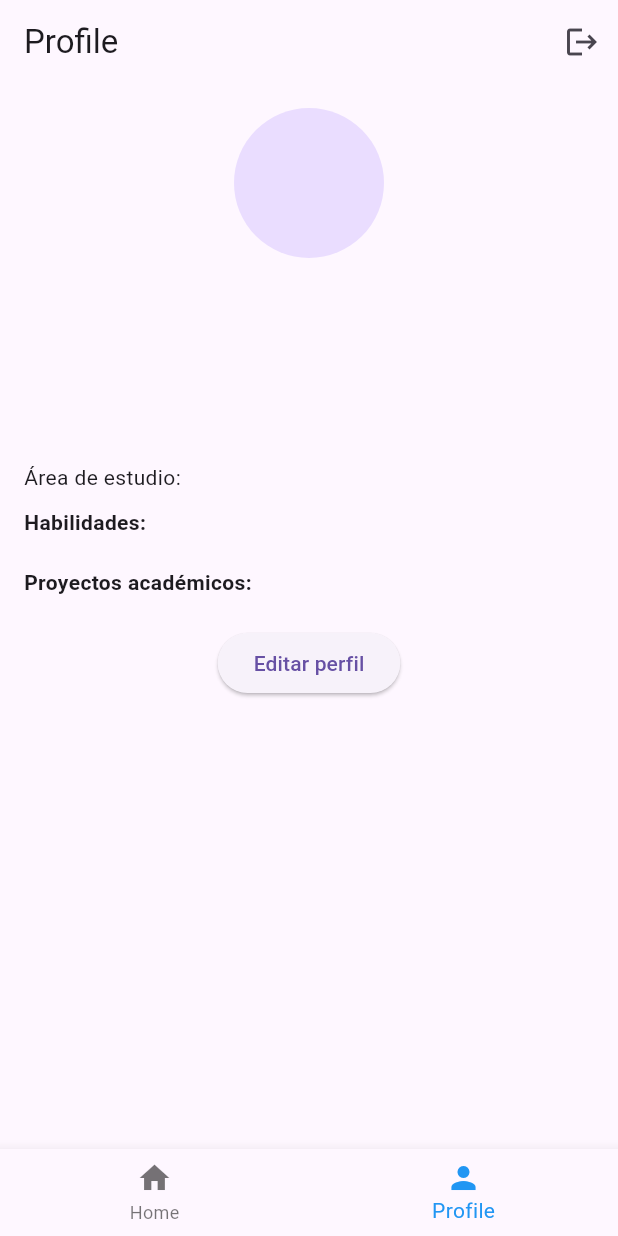
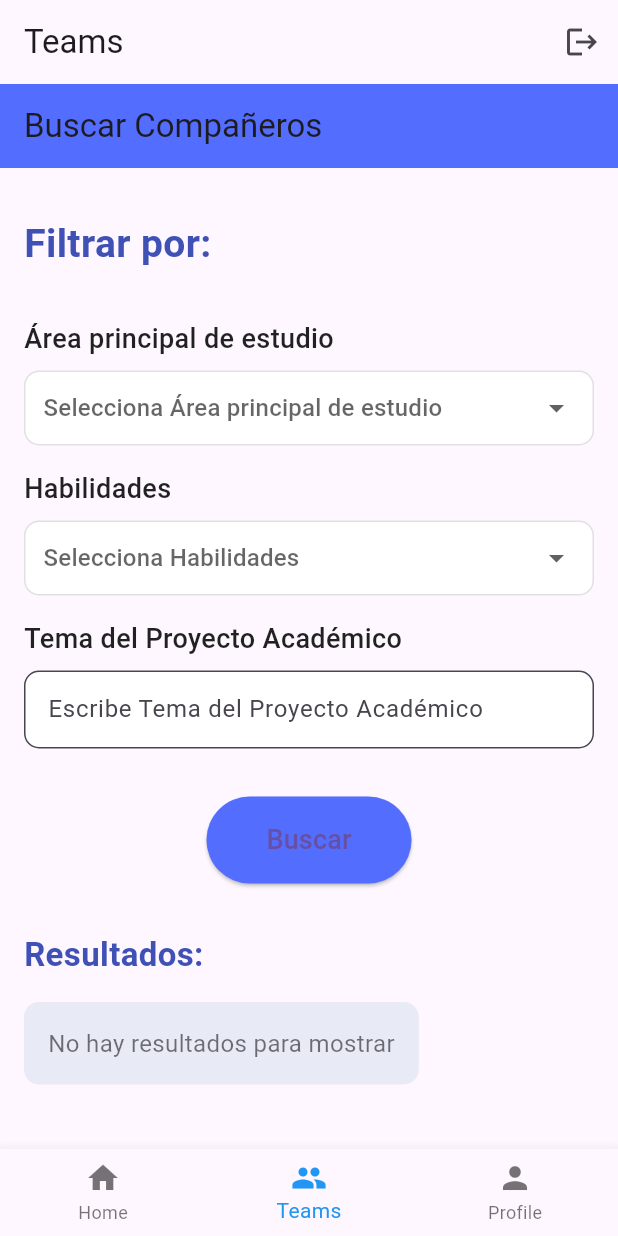
Before and after one commit to Edriplx/UnitConnect, a Flutter app: the screen it shows once a user with an empty profile is signed in, item 2 of the bottom bar chosen, on a phone screen of 412 x 824 dp. Run offline on Flutter 3.47's test engine with Material 3 defaults, Android fonts, the phone set to English and light mode, and no system bars; our stand-ins replace cloud_firestore, firebase_auth, firebase_core, image_picker; accounts and stored records are empty.

Commit message:
Busqueda de Compañeros

```diff
--- a/lib/views/home.dart
+++ b/lib/views/home.dart
@@ -1,7 +1,8 @@
 import 'package:flutter/material.dart';
 import 'package:firebase_auth/firebase_auth.dart';
 import 'package:unitconnect/views/auth_view.dart';
-import 'package:unitconnect/views/usuario/profile_view.dart'; // Make sure to import your ProfileView
+import 'package:unitconnect/views/usuario/profile_view.dart';
+import 'package:unitconnect/views/teams/search_team.dart'; // Importa la nueva vista
 
 class HomePage extends StatefulWidget {
   @override
@@ -13,6 +14,7 @@ class _HomePageState extends State<HomePage> {
 
   static List<Widget> _widgetOptions = <Widget>[
     HomeContent(),
+    SearchTeamView(), // Nueva vista de búsqueda
     ProfileView(),
   ];
 
@@ -26,7 +28,11 @@ class _HomePageState extends State<HomePage> {
   Widget build(BuildContext context) {
     return Scaffold(
       appBar: AppBar(
-        title: Text(_selectedIndex == 0 ? 'Home' : 'Profile'),
+        title: Text(_selectedIndex == 0
+            ? 'Home'
+            : _selectedIndex == 1
+                ? 'Teams'
+                : 'Profile'),
         actions: [
           IconButton(
             icon: Icon(Icons.logout),
@@ -51,6 +57,10 @@ class _HomePageState extends State<HomePage> {
           BottomNavigationBarItem(
             icon: Icon(Icons.home),
             label: 'Home',
+          ),
+          BottomNavigationBarItem(
+            icon: Icon(Icons.group),
+            label: 'Teams', // Etiqueta para la nueva sección
           ),
           BottomNavigationBarItem(
             icon: Icon(Icons.person),
@@ -114,5 +124,3 @@ class HomeContent extends StatelessWidget {
     );
   }
 }
-
-// The rest of your code (TabBarSection, SubjectImages, InterestSection) remains the same
--- /dev/null
+++ b/lib/views/teams/search_team.dart
@@ -0,0 +1,209 @@
+import 'package:flutter/material.dart';
+
+class SearchTeamView extends StatefulWidget {
+  @override
+  _SearchTeamViewState createState() => _SearchTeamViewState();
+}
+
+class _SearchTeamViewState extends State<SearchTeamView> {
+  String selectedStudyArea = '';
+  String selectedSkill = '';
+  String selectedProjectTopic = '';
+
+  @override
+  Widget build(BuildContext context) {
+    return Scaffold(
+      appBar: AppBar(
+        title: Text('Buscar Compañeros'),
+        backgroundColor: Colors.indigoAccent,
+      ),
+      body: SingleChildScrollView(
+        child: Padding(
+          padding: const EdgeInsets.all(16.0),
+          child: Column(
+            crossAxisAlignment: CrossAxisAlignment.start,
+            children: [
+              Container(
+                padding: EdgeInsets.symmetric(vertical: 16),
+                child: Text(
+                  'Filtrar por:',
+                  style: TextStyle(
+                    fontSize: 26,
+                    fontWeight: FontWeight.bold,
+                    color: Colors.indigo,
+                  ),
+                ),
+              ),
+              SizedBox(height: 16),
+              _buildDropdownField(
+                label: 'Área principal de estudio',
+                items: <String>[
+                  'Ciencias',
+                  'Ingeniería',
+                  'Arte',
+                  'Matemáticas'
+                ],
+                onChanged: (value) {
+                  setState(() {
+                    selectedStudyArea = value!;
+                  });
+                },
+              ),
+              SizedBox(height: 16),
+              _buildDropdownField(
+                label: 'Habilidades',
+                items: <String>[
+                  'Programación',
+                  'Diseño Gráfico',
+                  'Redacción',
+                  'Investigación'
+                ],
+                onChanged: (value) {
+                  setState(() {
+                    selectedSkill = value!;
+                  });
+                },
+              ),
+              SizedBox(height: 16),
+              _buildTextField(
+                label: 'Tema del Proyecto Académico',
+                onChanged: (value) {
+                  setState(() {
+                    selectedProjectTopic = value;
+                  });
+                },
+              ),
+              SizedBox(height: 32),
+              Center(
+                child: ElevatedButton(
+                  onPressed: () {
+                    // Lógica para buscar los perfiles basados en los filtros seleccionados
+                  },
+                  style: ElevatedButton.styleFrom(
+                    padding: EdgeInsets.symmetric(horizontal: 40, vertical: 16),
+                    backgroundColor: Colors.indigoAccent,
+                    shape: RoundedRectangleBorder(
+                      borderRadius: BorderRadius.circular(30),
+                    ),
+                  ),
+                  child: Text(
+                    'Buscar',
+                    style: TextStyle(fontSize: 18),
+                  ),
+                ),
+              ),
+              SizedBox(height: 32),
+              _buildResultsSection(), // Sección para los resultados de la búsqueda
+            ],
+          ),
+        ),
+      ),
+    );
+  }
+
+  Widget _buildDropdownField({
+    required String label,
+    required List<String> items,
+    required void Function(String?)? onChanged,
+  }) {
+    return Column(
+      crossAxisAlignment: CrossAxisAlignment.start,
+      children: [
+        Text(
+          label,
+          style: TextStyle(
+            fontSize: 18,
+            fontWeight: FontWeight.w500,
+            color: Colors.black87,
+          ),
+        ),
+        SizedBox(height: 8),
+        Container(
+          padding: EdgeInsets.symmetric(horizontal: 12),
+          decoration: BoxDecoration(
+            color: Colors.white,
+            borderRadius: BorderRadius.circular(10),
+            border: Border.all(color: Colors.grey[300]!),
+          ),
+          child: DropdownButtonHideUnderline(
+            child: DropdownButton<String>(
+              value: null,
+              isExpanded: true,
+              hint: Text('Selecciona $label'),
+              items: items.map((String value) {
+                return DropdownMenuItem<String>(
+                  value: value,
+                  child: Text(value),
+                );
+              }).toList(),
+              onChanged: onChanged,
+            ),
+          ),
+        ),
+      ],
+    );
+  }
+
+  Widget _buildTextField({
+    required String label,
+    required void Function(String)? onChanged,
+  }) {
+    return Column(
+      crossAxisAlignment: CrossAxisAlignment.start,
+      children: [
+        Text(
+          label,
+          style: TextStyle(
+            fontSize: 18,
+            fontWeight: FontWeight.w500,
+            color: Colors.black87,
+          ),
+        ),
+        SizedBox(height: 8),
+        TextField(
+          onChanged: onChanged,
+          decoration: InputDecoration(
+            hintText: 'Escribe $label',
+            filled: true,
+            fillColor: Colors.white,
+            contentPadding: EdgeInsets.symmetric(horizontal: 12, vertical: 14),
+            border: OutlineInputBorder(
+              borderRadius: BorderRadius.circular(10),
+              borderSide: BorderSide(color: Colors.grey[300]!),
+            ),
+          ),
+        ),
+      ],
+    );
+  }
+
+  Widget _buildResultsSection() {
+    return Column(
+      crossAxisAlignment: CrossAxisAlignment.start,
+      children: [
+        Text(
+          'Resultados:',
+          style: TextStyle(
+            fontSize: 22,
+            fontWeight: FontWeight.bold,
+            color: Colors.indigo,
+          ),
+        ),
+        SizedBox(height: 16),
+        // Aquí agregarías el código para mostrar los resultados de la búsqueda
+        // Por ahora, sólo se mostrará un texto de ejemplo
+        Container(
+          padding: EdgeInsets.all(16),
+          decoration: BoxDecoration(
+            color: Colors.indigo[50],
+            borderRadius: BorderRadius.circular(10),
+          ),
+          child: Text(
+            'No hay resultados para mostrar',
+            style: TextStyle(fontSize: 16, color: Colors.black54),
+          ),
+        ),
+      ],
+    );
+  }
+}
```
